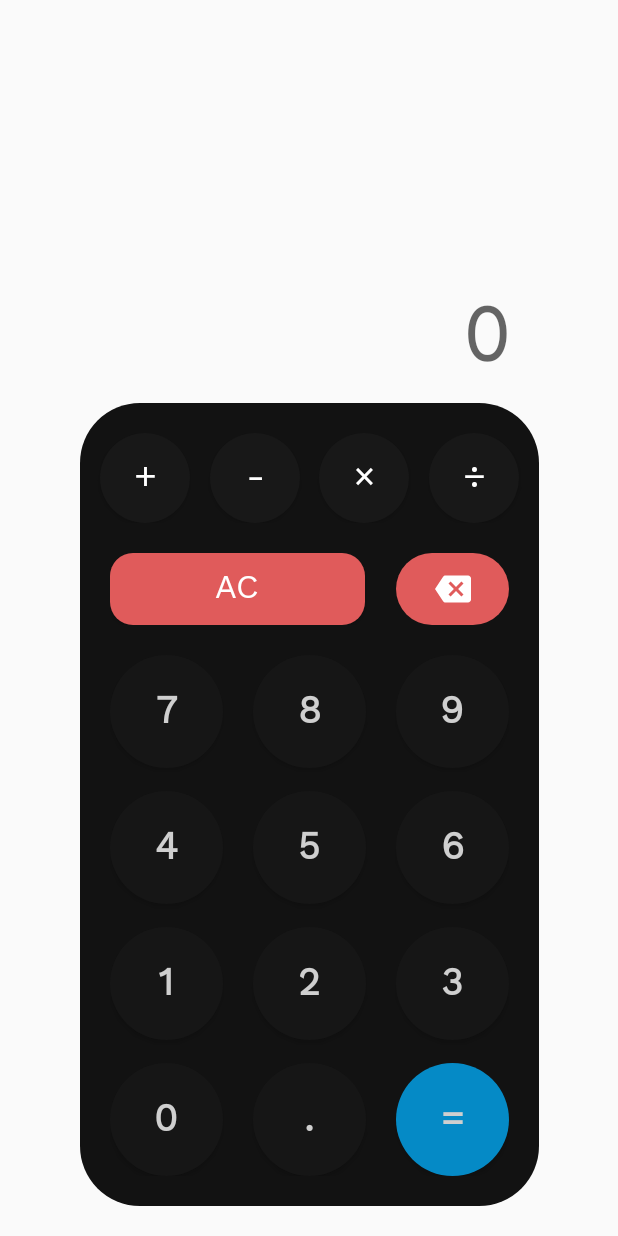
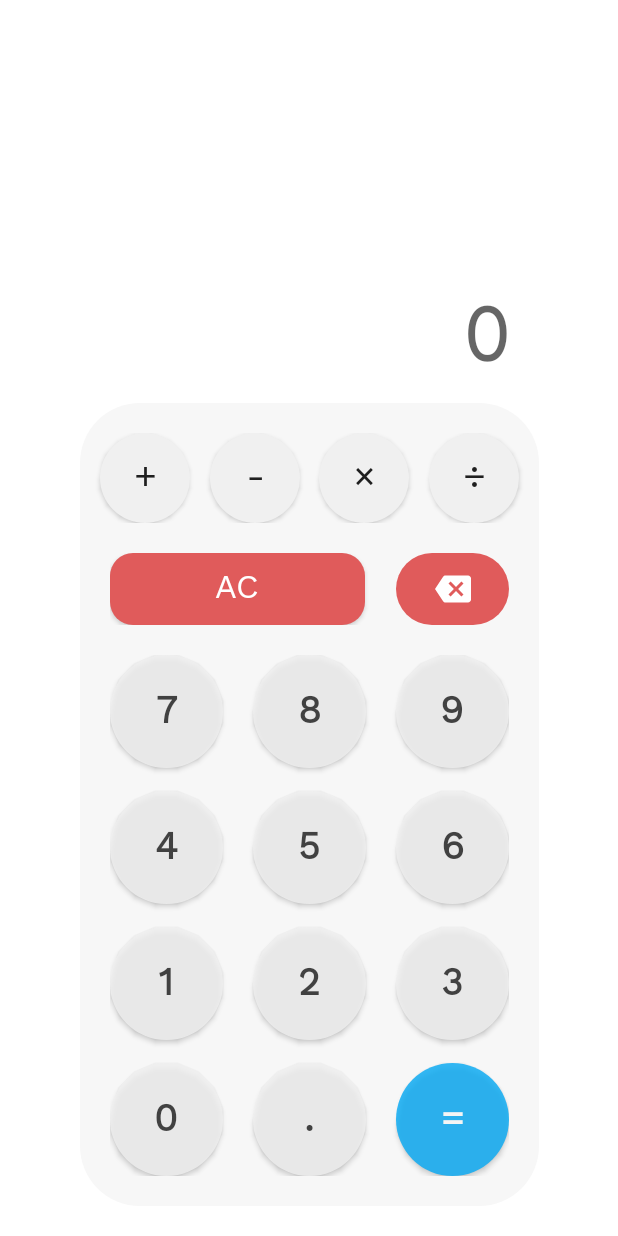
Before and after one commit to jeanbarrossilva/Power, an Android app: the screen it shows after launch (MainActivity), on a phone screen of 412 x 824 dp. Run offline under Robolectric (Android 15) with nearby library versions, the phone set to English and light mode, and no system bars.

Commit message:
2019.0.2

```diff
--- a/app/build.gradle
+++ b/app/build.gradle
@@ -6,8 +6,8 @@ android {
         applicationId "com.jeanbarrossilva.power"
         minSdkVersion 19
         targetSdkVersion 28
-        versionCode 2
-        versionName "2019.0.1"
+        versionCode 3
+        versionName "2019.0.2"
         testInstrumentationRunner "android.support.test.runner.AndroidJUnitRunner"
     }
     buildTypes {
@@ -22,7 +22,6 @@ dependencies {
     implementation fileTree(dir: 'libs', include: ['*.jar'])
     implementation 'com.android.support:appcompat-v7:28.0.0'
     implementation 'com.android.support.constraint:constraint-layout:1.1.3'
-    implementation 'com.facebook.rebound:rebound:0.3.8'
     implementation 'net.objecthunter:exp4j:0.4.4'
     testImplementation 'junit:junit:4.12'
     androidTestImplementation 'com.android.support.test:runner:1.0.2'
--- a/app/src/main/java/com/jeanbarrossilva/power/MainActivity.java
+++ b/app/src/main/java/com/jeanbarrossilva/power/MainActivity.java
@@ -177,7 +177,6 @@ public class MainActivity extends AppCompatActivity {
             equal = findViewById(R.id.equal);
 
             dialogBetaVersion();
-            // dialogReleaseNotes();
 
             inputNumber();
             inputDecimalSeparator();
@@ -201,12 +200,8 @@ public class MainActivity extends AppCompatActivity {
             dialogWelcomeTo();
 
             // Declares that, obviously, from now on, it won't be the first time the app is launched.
-            preferencesEditor.putBoolean("firstLaunch", false);
-        }
-
-        // Checks if this is a beta version of the app.
-        if (versionName.contains("beta")) {
-            dialogReleaseNotes();
+            preferencesEditor.putBoolean("firstLaunch", false)
+                    .apply();
         }
     }
 
@@ -284,18 +279,6 @@ public class MainActivity extends AppCompatActivity {
         dialogOKTitle.setText(getString(R.string.beta_version_dialog_title));
         dialogOKMessage.setText(getString(R.string.beta_version_dialog_message));
         dialogOK.show();
-    }
-
-    // Shows a dialog about the release notes when the app is updated.
-    private void dialogReleaseNotes() {
-        if (preferences.getBoolean("firstLaunchSinceUpdate", true)) {
-            dialogOKTitle.setText(getString(R.string.release_notes_dialog_title));
-            dialogOKMessage.setText(String.format(getString(R.string.release_notes_dialog_message), appName, versionName));
-            dialogOK.show();
-
-            // Declares that, from now on, it isn't the first time the user opened the app since its last update.
-            preferencesEditor.putBoolean("firstLaunchSinceUpdate", false);
-        }
     }
 
     @SuppressWarnings("BooleanMethodIsAlwaysInverted")
--- a/app/src/main/res/drawable/number.xml
+++ b/app/src/main/res/drawable/number.xml
@@ -3,7 +3,7 @@
 
     <item android:state_pressed="false">
         <shape>
-            <solid android:color="#181818" />
+            <solid android:color="@color/number" />
             <corners android:radius="100dp" />
         </shape>
     </item>
--- a/app/src/main/res/drawable/operator.xml
+++ b/app/src/main/res/drawable/operator.xml
@@ -3,7 +3,7 @@
 
     <item android:state_pressed="false">
         <shape>
-            <solid android:color="#181818" />
+            <solid android:color="@color/operator" />
             <corners android:radius="100dp" />
         </shape>
     </item>
--- a/app/src/main/res/layout/activity_main.xml
+++ b/app/src/main/res/layout/activity_main.xml
@@ -4,7 +4,7 @@
     xmlns:tools="http://schemas.android.com/tools"
     android:layout_width="match_parent"
     android:layout_height="match_parent"
-    android:background="?android:attr/colorBackground"
+    android:background="@color/background"
     tools:context=".MainActivity"
     tools:ignore="ContentDescription">
 
@@ -120,6 +120,7 @@
             android:layout_width="170dp"
             android:layout_height="wrap_content"
             android:text="@string/ac"
+            android:textColor="@android:color/white"
             android:textSize="22sp"
             android:background="@drawable/clear_all"
             app:layout_constraintTop_toTopOf="parent"
@@ -168,7 +169,6 @@
                 android:alpha="0.8"
                 android:text="@string/seven"
                 android:textStyle="bold"
-                android:textColor="@android:color/white"
                 android:textSize="25sp"
                 android:background="@drawable/number"
                 app:layout_constraintStart_toStartOf="parent"
@@ -183,7 +183,6 @@
                 android:alpha="0.8"
                 android:text="@string/eight"
                 android:textStyle="bold"
-                android:textColor="@android:color/white"
                 android:textSize="25sp"
                 android:background="@drawable/number"
                 app:layout_constraintStart_toEndOf="@+id/seven"
@@ -197,7 +196,6 @@
                 android:alpha="0.8"
                 android:text="@string/four"
                 android:textStyle="bold"
-                android:textColor="@android:color/white"
                 android:textSize="25sp"
                 android:background="@drawable/number"
                 app:layout_constraintStart_toStartOf="parent"
@@ -212,7 +210,6 @@
                 android:alpha="0.8"
                 android:text="@string/nine"
                 android:textStyle="bold"
-                android:textColor="@android:color/white"
                 android:textSize="25sp"
                 android:background="@drawable/number"
                 app:layout_constraintStart_toEndOf="@+id/eight"
@@ -227,7 +224,6 @@
                 android:alpha="0.8"
                 android:text="@string/five"
                 android:textStyle="bold"
-                android:textColor="@android:color/white"
                 android:textSize="25sp"
                 android:background="@drawable/number"
                 app:layout_constraintStart_toEndOf="@+id/four"
@@ -242,7 +238,7 @@
                 android:alpha="0.8"
                 android:text="@string/six"
                 android:textStyle="bold"
-                android:textColor="@android:color/white"
+                android:textColor="?android:attr/textColorPrimary"
                 android:textSize="25sp"
                 android:background="@drawable/number"
                 app:layout_constraintStart_toEndOf="@+id/five"
@@ -256,7 +252,7 @@
                 android:alpha="0.8"
                 android:text="@string/one"
                 android:textStyle="bold"
-                android:textColor="@android:color/white"
+                android:textColor="?android:attr/textColorPrimary"
                 android:textSize="25sp"
                 android:background="@drawable/number"
                 app:layout_constraintStart_toStartOf="parent"
@@ -271,7 +267,7 @@
                 android:alpha="0.8"
                 android:text="@string/two"
                 android:textStyle="bold"
-                android:textColor="@android:color/white"
+                android:textColor="?android:attr/textColorPrimary"
                 android:textSize="25sp"
                 android:background="@drawable/number"
                 app:layout_constraintStart_toEndOf="@+id/one"
@@ -286,7 +282,7 @@
                 android:alpha="0.8"
                 android:text="@string/three"
                 android:textStyle="bold"
-                android:textColor="@android:color/white"
+                android:textColor="?android:attr/textColorPrimary"
                 android:textSize="25sp"
                 android:background="@drawable/number"
                 app:layout_constraintStart_toEndOf="@+id/two"
@@ -299,7 +295,7 @@
                 android:alpha="0.8"
                 android:text="@string/zero"
                 android:textStyle="bold"
-                android:textColor="@android:color/white"
+                android:textColor="?android:attr/textColorPrimary"
                 android:textSize="25sp"
                 android:background="@drawable/number"
                 app:layout_constraintStart_toStartOf="parent"
@@ -313,7 +309,7 @@
                 android:alpha="0.8"
                 android:text="@string/dot"
                 android:textStyle="bold"
-                android:textColor="@android:color/white"
+                android:textColor="?android:attr/textColorPrimary"
                 android:textSize="25sp"
                 android:background="@drawable/number"
                 app:layout_constraintStart_toEndOf="@+id/zero"
@@ -327,6 +323,7 @@
                 android:alpha="0.8"
                 android:text="@string/equal"
                 android:textStyle="bold"
+                android:textColor="@android:color/white"
                 android:textSize="25sp"
                 android:background="@drawable/equal"
                 app:layout_constraintStart_toEndOf="@+id/decimal_separator"
--- a/app/src/main/res/values-night/colors.xml
+++ b/app/src/main/res/values-night/colors.xml
@@ -3,4 +3,9 @@
     <color name="colorPrimary">#008577</color>
     <color name="colorPrimaryDark">#00574B</color>
     <color name="colorAccent">#D81B60</color>
+
+    <color name="background">@android:color/black</color>
+    <color name="calculator">#CACACA</color>
+    <color name="operator">#181818</color>
+    <color name="number">#181818</color>
 </resources>
--- a/app/src/main/res/values/colors.xml
+++ b/app/src/main/res/values/colors.xml
@@ -4,5 +4,8 @@
     <color name="colorPrimaryDark">#00574B</color>
     <color name="colorAccent">#D81B60</color>
 
-    <color name="calculator">#121212</color>
+    <color name="background">@android:color/white</color>
+    <color name="calculator">#F7F7F7</color>
+    <color name="operator">#F0F0F0</color>
+    <color name="number">#F0F0F0</color>
 </resources>
--- a/app/src/main/res/values/styles.xml
+++ b/app/src/main/res/values/styles.xml
@@ -7,10 +7,11 @@
         <item name="colorPrimaryDark">@color/colorPrimaryDark</item>
         <item name="colorAccent">@color/colorAccent</item>
 
+        <item name="android:statusBarColor" tools:targetApi="21">@android:color/white</item>
         <item name="android:windowBackground">@android:color/black</item>
         <item name="android:fontFamily">@font/work_sans</item>
+        <item name="android:textColor">?android:attr/textColorPrimary</item>
         <item name="android:lineHeight" tools:targetApi="28">22dp</item>
-        <item name="android:textColor">@android:color/white</item>
     </style>
 
 </resources>
```
Also changed, not shown: app/src/main/AndroidManifest.xml (+13 -2 lines), 1 other file.
